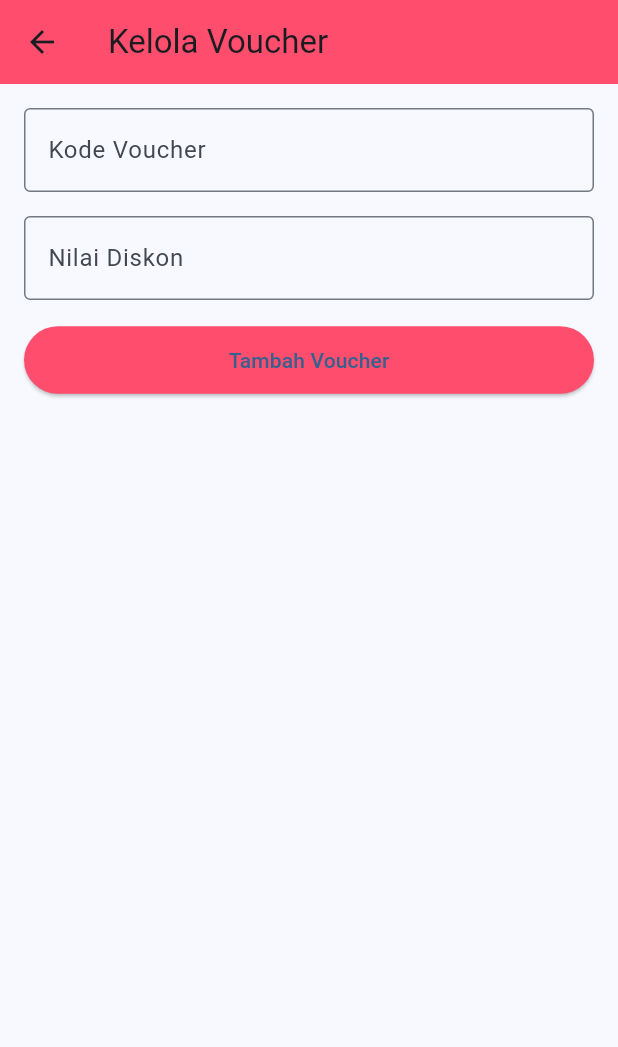
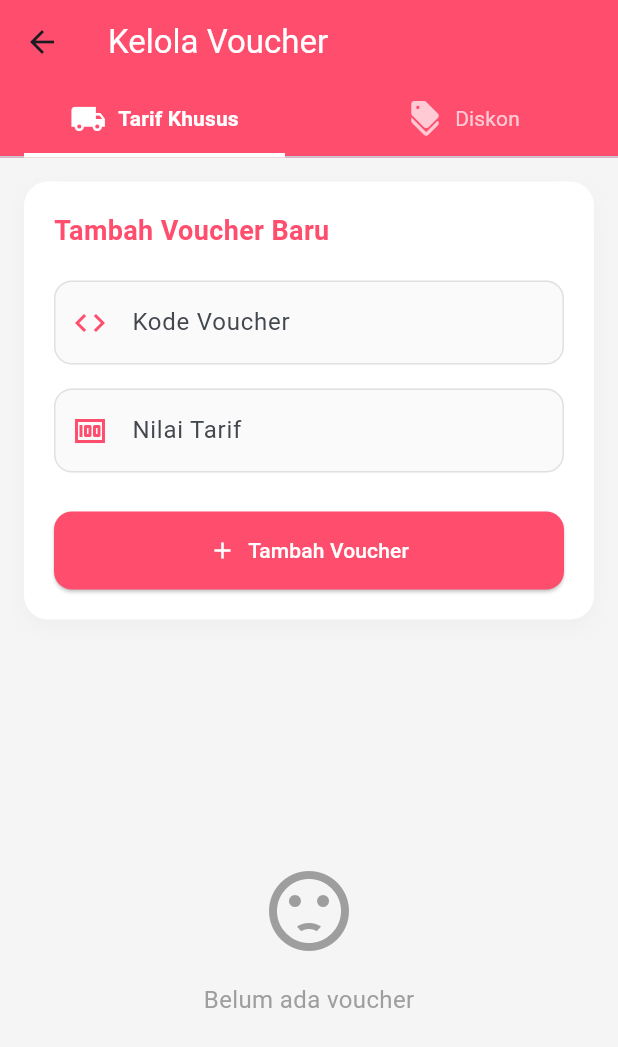
Before and after one commit to andhikafajarprayoga/ecommerce_kumbly, a Flutter app: the AdminHomeScreen screen opened by its route, after a tap on "Voucher", on a phone screen of 412 x 824 dp. Shown: the top 1047 px of the screen. Run offline on Flutter 3.47's test engine with Material 3 defaults, Android fonts, the phone set to English and light mode, and no system bars; our stand-ins replace carousel_slider, flutter_map, geocoding, geolocator, get, google_fonts and 5 more; accounts and stored records are empty.

Commit message:
Enhance voucher management with comprehensive features and UI improvements
- Add support for shipping and discount voucher types
- Implement dynamic form fields based on voucher type
- Improve voucher creation with optional parameters for discount vouchers
- Enhance UI with tab-based navigation and styled form elements
- Add validation, error handling, and user feedback for voucher operations
- Update home screen voucher menu subtitle

```diff
--- a/lib/pages/admin/feature/voucher_screen.dart
+++ b/lib/pages/admin/feature/voucher_screen.dart
@@ -11,202 +11,284 @@ class VoucherScreen extends StatefulWidget {
 
 class _VoucherScreenState extends State<VoucherScreen> {
   final supabase = Supabase.instance.client;
-  final _formKey = GlobalKey<FormState>();
+  final _shippingFormKey = GlobalKey<FormState>();
+  final _discountFormKey = GlobalKey<FormState>();
   final _codeController = TextEditingController();
   final _rateController = TextEditingController();
+  final _minPurchaseController = TextEditingController();
+  final _maxDiscountController = TextEditingController();
+  String _selectedType = 'shipping';
 
   @override
   void dispose() {
     _codeController.dispose();
     _rateController.dispose();
+    _minPurchaseController.dispose();
+    _maxDiscountController.dispose();
     super.dispose();
   }
 
   Future<void> _addVoucher() async {
-    if (!_formKey.currentState!.validate()) return;
+    final formKey =
+        _selectedType == 'shipping' ? _shippingFormKey : _discountFormKey;
+    if (!formKey.currentState!.validate()) return;
 
     try {
-      await supabase.from('shipping_vouchers').insert({
+      final table = _selectedType == 'shipping'
+          ? 'shipping_vouchers'
+          : 'discount_vouchers';
+      final data = {
         'code': _codeController.text.toUpperCase(),
         'rate': double.parse(_rateController.text),
-      });
+      };
 
+      if (_selectedType == 'discount') {
+        data['min_purchase'] = _minPurchaseController.text.isEmpty
+            ? 0
+            : double.parse(_minPurchaseController.text);
+        if (_maxDiscountController.text.isNotEmpty) {
+          data['max_discount'] = double.parse(_maxDiscountController.text);
+        }
+      }
+
+      await supabase.from(table).insert(data);
       Get.snackbar(
         'Sukses',
         'Voucher berhasil ditambahkan',
-        backgroundColor: Colors.green,
+        backgroundColor: Colors.green.shade400,
         colorText: Colors.white,
+        borderRadius: 10,
+        margin: EdgeInsets.all(10),
+        duration: Duration(seconds: 2),
       );
 
-      _codeController.clear();
-      _rateController.clear();
+      _clearForm();
     } catch (e) {
       Get.snackbar(
         'Error',
         'Gagal menambahkan voucher',
-        backgroundColor: Colors.red,
+        backgroundColor: Colors.red.shade400,
         colorText: Colors.white,
+        borderRadius: 10,
+        margin: EdgeInsets.all(10),
       );
     }
   }
 
-  Future<void> _deleteVoucher(String id) async {
+  Future<void> _deleteVoucher(String id, String type) async {
     try {
-      await supabase.from('shipping_vouchers').delete().eq('id', id);
+      final table =
+          type == 'shipping' ? 'shipping_vouchers' : 'discount_vouchers';
+      await supabase.from(table).delete().eq('id', id);
       Get.snackbar(
         'Sukses',
         'Voucher berhasil dihapus',
-        backgroundColor: Colors.green,
+        backgroundColor: Colors.green.shade400,
         colorText: Colors.white,
+        borderRadius: 10,
+        margin: EdgeInsets.all(10),
       );
     } catch (e) {
       Get.snackbar(
         'Error',
         'Gagal menghapus voucher',
-        backgroundColor: Colors.red,
+        backgroundColor: Colors.red.shade400,
         colorText: Colors.white,
+        borderRadius: 10,
+        margin: EdgeInsets.all(10),
       );
     }
   }
 
-  Future<void> _editVoucher(Map<String, dynamic> voucher) async {
-    final _editFormKey = GlobalKey<FormState>();
-
-    _codeController.text = voucher['code'] ?? '';
-    _rateController.text = voucher['rate']?.toString() ?? '';
-
-    try {
-      await showDialog(
-        context: context,
-        builder: (context) => AlertDialog(
-          title: Text('Edit Voucher'),
-          content: Form(
-            key: _editFormKey,
-            child: Column(
-              mainAxisSize: MainAxisSize.min,
-              children: [
-                TextFormField(
-                  controller: _codeController,
-                  decoration: InputDecoration(
-                    labelText: 'Kode Voucher',
-                    border: OutlineInputBorder(),
-                  ),
-                  validator: (value) =>
-                      value?.isEmpty ?? true ? 'Kode tidak boleh kosong' : null,
-                ),
-                SizedBox(height: 16),
-                TextFormField(
-                  controller: _rateController,
-                  decoration: InputDecoration(
-                    labelText: 'Nilai Diskon',
-                    border: OutlineInputBorder(),
-                  ),
-                  keyboardType: TextInputType.numberWithOptions(decimal: true),
-                  inputFormatters: [
-                    FilteringTextInputFormatter.allow(
-                        RegExp(r'^\d+\.?\d{0,2}')),
-                  ],
-                  validator: (value) {
-                    if (value?.isEmpty ?? true) {
-                      return 'Nilai tidak boleh kosong';
-                    }
-                    final rate = double.tryParse(value!);
-                    if (rate == null) {
-                      return 'Masukkan angka yang valid';
-                    }
-                    return null;
-                  },
-                ),
-              ],
-            ),
-          ),
-          actions: [
-            TextButton(
-              onPressed: () => Navigator.pop(context),
-              child: Text('Batal'),
-            ),
-            TextButton(
-              onPressed: () async {
-                if (!_editFormKey.currentState!.validate()) return;
-
-                try {
-                  await supabase.from('shipping_vouchers').update({
-                    'code': _codeController.text.toUpperCase(),
-                    'rate': double.parse(_rateController.text),
-                  }).eq('id', voucher['id']);
-
-                  Navigator.pop(context);
-
-                  Get.snackbar(
-                    'Sukses',
-                    'Voucher berhasil diupdate',
-                    backgroundColor: Colors.green,
-                    colorText: Colors.white,
-                  );
-                } catch (e) {
-                  print('Error updating voucher: $e');
-                  Get.snackbar(
-                    'Error',
-                    'Gagal mengupdate voucher: ${e.toString()}',
-                    backgroundColor: Colors.red,
-                    colorText: Colors.white,
-                  );
-                }
-              },
-              child: Text('Simpan'),
-            ),
-          ],
-        ),
-      );
-    } catch (e) {
-      print('Error showing dialog: $e');
-    }
+  void _clearForm() {
+    _codeController.clear();
+    _rateController.clear();
+    _minPurchaseController.clear();
+    _maxDiscountController.clear();
   }
 
   @override
   Widget build(BuildContext context) {
-    return Scaffold(
-      appBar: AppBar(
-        title: Text('Kelola Voucher'),
-        backgroundColor: AppTheme.primary,
+    return DefaultTabController(
+
+      length: 2,
+      child: Scaffold(
+        appBar: AppBar(
+          elevation: 0,
+          title: Text('Kelola Voucher',
+              style: TextStyle(
+                  fontWeight: FontWeight.normal, color: Colors.white)),
+          backgroundColor: AppTheme.primary,
+          bottom: TabBar(
+            indicatorColor: Colors.white,
+            indicatorWeight: 3,
+            indicatorSize: TabBarIndicatorSize.tab,
+            labelStyle: TextStyle(fontWeight: FontWeight.bold),
+            unselectedLabelStyle: TextStyle(fontWeight: FontWeight.normal),
+            labelColor: Colors.white,
+            unselectedLabelColor: Colors.white.withOpacity(0.7),
+            indicator: UnderlineTabIndicator(
+              borderSide: BorderSide(width: 3, color: Colors.white),
+              insets: EdgeInsets.symmetric(horizontal: 16),
+            ),
+            tabs: [
+              Tab(
+                child: Row(
+                  mainAxisAlignment: MainAxisAlignment.center,
+                  children: [
+                    Icon(Icons.local_shipping),
+                    SizedBox(width: 8),
+                    Text('Tarif Khusus'),
+                  ],
+                ),
+              ),
+              Tab(
+                child: Row(
+                  mainAxisAlignment: MainAxisAlignment.center,
+                  children: [
+                    Icon(Icons.discount),
+                    SizedBox(width: 8),
+                    Text('Diskon'),
+                  ],
+                ),
+              ),
+            ],
+            onTap: (index) {
+              setState(() {
+                _selectedType = index == 0 ? 'shipping' : 'discount';
+                _clearForm();
+              });
+            },
+          ),
+        ),
+        body: TabBarView(
+          children: [
+            _buildVoucherTab('shipping'),
+            _buildVoucherTab('discount'),
+          ],
+        ),
       ),
-      body: Column(
+    );
+  }
+
+  Widget _buildTextField({
+    required TextEditingController controller,
+    required String label,
+    required IconData icon,
+    String? Function(String?)? validator,
+    TextInputType? keyboardType,
+    List<TextInputFormatter>? inputFormatters,
+  }) {
+    return Container(
+      margin: EdgeInsets.only(bottom: 16),
+      child: TextFormField(
+        controller: controller,
+        decoration: InputDecoration(
+          labelText: label,
+          prefixIcon: Icon(icon, color: AppTheme.primary),
+          border: OutlineInputBorder(
+            borderRadius: BorderRadius.circular(12),
+            borderSide: BorderSide(color: Colors.grey.shade300),
+          ),
+          enabledBorder: OutlineInputBorder(
+            borderRadius: BorderRadius.circular(12),
+            borderSide: BorderSide(color: Colors.grey.shade300),
+          ),
+          focusedBorder: OutlineInputBorder(
+            borderRadius: BorderRadius.circular(12),
+            borderSide: BorderSide(color: AppTheme.primary, width: 2),
+          ),
+          filled: true,
+          fillColor: Colors.grey.shade50,
+        ),
+        validator: validator,
+        keyboardType: keyboardType,
+        inputFormatters: inputFormatters,
+      ),
+    );
+  }
+
+  Widget _buildVoucherTab(String type) {
+    return Container(
+      color: Colors.grey.shade100,
+      child: Column(
         children: [
-          Padding(
-            padding: const EdgeInsets.all(16.0),
+          Container(
+            margin: EdgeInsets.all(16),
+            padding: EdgeInsets.all(20),
+            decoration: BoxDecoration(
+              color: Colors.white,
+              borderRadius: BorderRadius.circular(16),
+              boxShadow: [
+                BoxShadow(
+                  color: Colors.grey.shade200,
+                  blurRadius: 10,
+                  offset: Offset(0, 5),
+                ),
+              ],
+            ),
             child: Form(
-              key: _formKey,
+              key: type == 'shipping' ? _shippingFormKey : _discountFormKey,
               child: Column(
+                crossAxisAlignment: CrossAxisAlignment.stretch,
                 children: [
-                  TextFormField(
+                  Text(
+                    'Tambah Voucher Baru',
+                    style: TextStyle(
+                      fontSize: 18,
+                      fontWeight: FontWeight.bold,
+                      color: AppTheme.primary,
+                    ),
+                  ),
+                  SizedBox(height: 20),
+                  _buildTextField(
                     controller: _codeController,
-                    decoration: InputDecoration(
-                      labelText: 'Kode Voucher',
-                      border: OutlineInputBorder(),
-                    ),
+                    label: 'Kode Voucher',
+                    icon: Icons.code,
                     validator: (value) => value?.isEmpty ?? true
                         ? 'Kode tidak boleh kosong'
                         : null,
                   ),
-                  SizedBox(height: 16),
-                  TextFormField(
+                  _buildTextField(
                     controller: _rateController,
-                    decoration: InputDecoration(
-                      labelText: 'Nilai Diskon',
-                      border: OutlineInputBorder(),
-                    ),
-                    keyboardType: TextInputType.number,
+                    label: type == 'shipping' ? 'Nilai Tarif' : 'Nilai Diskon',
+                    icon: Icons.money,
+                    keyboardType:
+                        TextInputType.numberWithOptions(decimal: true),
+                    inputFormatters: [
+                      FilteringTextInputFormatter.allow(
+                          RegExp(r'^\d+\.?\d{0,2}')),
+                    ],
                     validator: (value) => value?.isEmpty ?? true
                         ? 'Nilai tidak boleh kosong'
                         : null,
                   ),
-                  SizedBox(height: 16),
-                  ElevatedButton(
+                  if (type == 'discount') ...[
+                    _buildTextField(
+                      controller: _minPurchaseController,
+                      label: 'Minimal Pembelian',
+                      icon: Icons.shopping_cart,
+                      keyboardType: TextInputType.number,
+                    ),
+                    _buildTextField(
+                      controller: _maxDiscountController,
+                      label: 'Maksimal Diskon (Opsional)',
+                      icon: Icons.price_check,
+                      keyboardType: TextInputType.number,
+                    ),
+                  ],
+                  SizedBox(height: 10),
+                  ElevatedButton.icon(
                     onPressed: _addVoucher,
-                    child: Text('Tambah Voucher'),
+                    icon: Icon(Icons.add),
+                    label: Text('Tambah Voucher'),
                     style: ElevatedButton.styleFrom(
                       backgroundColor: AppTheme.primary,
-                      minimumSize: Size(double.infinity, 45),
+                      foregroundColor: Colors.white,
+                      padding: EdgeInsets.symmetric(vertical: 16),
+                      shape: RoundedRectangleBorder(
+                        borderRadius: BorderRadius.circular(12),
+                      ),
                     ),
                   ),
                 ],
@@ -215,55 +297,108 @@ class _VoucherScreenState extends State<VoucherScreen> {
           ),
           Expanded(
             child: StreamBuilder<List<Map<String, dynamic>>>(
-              stream: supabase.from('shipping_vouchers').stream(
-                  primaryKey: ['id']).order('created_at', ascending: false),
+              stream: supabase
+                  .from(type == 'shipping'
+                      ? 'shipping_vouchers'
+                      : 'discount_vouchers')
+                  .stream(primaryKey: ['id']).order('created_at',
+                      ascending: false),
               builder: (context, snapshot) {
-                if (snapshot.hasError) {
-                  return Center(child: Text('Error: ${snapshot.error}'));
-                }
-
                 if (!snapshot.hasData) {
-                  return Center(child: CircularProgressIndicator());
+                  return Center(
+                    child: CircularProgressIndicator(color: AppTheme.primary),
+                  );
                 }
 
                 final vouchers = snapshot.data!;
 
+                if (vouchers.isEmpty) {
+                  return Center(
+                    child: Column(
+                      mainAxisAlignment: MainAxisAlignment.center,
+                      children: [
+                        Icon(Icons.sentiment_dissatisfied,
+                            size: 64, color: Colors.grey),
+                        SizedBox(height: 16),
+                        Text(
+                          'Belum ada voucher',
+                          style: TextStyle(
+                            color: Colors.grey,
+                            fontSize: 16,
+                          ),
+                        ),
+                      ],
+                    ),
+                  );
+                }
+
                 return ListView.builder(
+                  padding: EdgeInsets.symmetric(horizontal: 16),
                   itemCount: vouchers.length,
                   itemBuilder: (context, index) {
                     final voucher = vouchers[index];
-                    return Card(
-                      margin: EdgeInsets.symmetric(horizontal: 16, vertical: 8),
+                    return Container(
+                      margin: EdgeInsets.only(bottom: 12),
+                      decoration: BoxDecoration(
+                        color: Colors.white,
+                        borderRadius: BorderRadius.circular(12),
+                        boxShadow: [
+                          BoxShadow(
+                            color: Colors.grey.shade200,
+                            blurRadius: 6,
+                            offset: Offset(0, 3),
+                          ),
+                        ],
+                      ),
                       child: ListTile(
-                        title: Text(voucher['code']),
-                        subtitle: Text('Diskon: Rp. ${voucher['rate']}'),
-                        trailing: Row(
-                          mainAxisSize: MainAxisSize.min,
+                        contentPadding: EdgeInsets.symmetric(
+                          horizontal: 20,
+                          vertical: 12,
+                        ),
+                        leading: CircleAvatar(
+                          backgroundColor: AppTheme.primary.withOpacity(0.1),
+                          child: Icon(
+                            type == 'shipping'
+                                ? Icons.local_shipping
+                                : Icons.discount,
+                            color: AppTheme.primary,
+                          ),
+                        ),
+                        title: Text(
+                          voucher['code'],
+                          style: TextStyle(
+                            fontWeight: FontWeight.bold,
+                            fontSize: 16,
+                          ),
+                        ),
+                        subtitle: Column(
+                          crossAxisAlignment: CrossAxisAlignment.start,
                           children: [
-                            IconButton(
-                              icon: Icon(Icons.copy),
-                              onPressed: () {
-                                Clipboard.setData(ClipboardData(
-                                  text: voucher['code'],
-                                ));
-                                Get.snackbar(
-                                  'Sukses',
-                                  'Kode voucher berhasil disalin',
-                                  backgroundColor: Colors.green,
-                                  colorText: Colors.white,
-                                  duration: Duration(seconds: 1),
-                                );
-                              },
+                            SizedBox(height: 6),
+                            Text(
+                              type == 'shipping'
+                                  ? 'Tarif: Rp ${voucher['rate'].toStringAsFixed(0)}'
+                                  : 'Diskon: Rp ${voucher['rate'].toStringAsFixed(0)}',
+                              style: TextStyle(color: Colors.grey.shade700),
                             ),
-                            IconButton(
-                              icon: Icon(Icons.edit),
-                              onPressed: () => _editVoucher(voucher),
-                            ),
-                            IconButton(
-                              icon: Icon(Icons.delete),
-                              onPressed: () => _deleteVoucher(voucher['id']),
-                            ),
+                            if (type == 'discount' &&
+                                voucher['min_purchase'] != null)
+                              Text(
+                                'Min. Pembelian: Rp ${voucher['min_purchase'].toStringAsFixed(0)}',
+                                style: TextStyle(color: Colors.grey.shade700),
+                              ),
+                            if (type == 'discount' &&
+                                voucher['max_discount'] != null)
+                              Text(
+                                'Maks. Diskon: Rp ${voucher['max_discount'].toStringAsFixed(0)}',
+                                style: TextStyle(color: Colors.grey.shade700),
+                              ),
                           ],
+                        ),
+                        trailing: IconButton(
+                          icon: Icon(Icons.delete_outline,
+                              color: Colors.red.shade400),
+                          onPressed: () => _deleteVoucher(voucher['id'], type),
                         ),
                       ),
                     );
--- a/lib/pages/admin/home_screen.dart
+++ b/lib/pages/admin/home_screen.dart
@@ -119,7 +119,7 @@ class AdminHomeScreen extends StatelessWidget {
                           _buildMenuListItem(
                             icon: Icons.discount,
                             title: 'Voucher',
-                            subtitle: 'Atur voucher',
+                            subtitle: 'Atur Voucher dan Diskon',
                             color: Colors.teal,
                             onTap: () => Get.to(() => VoucherScreen()),
                           ),
```
